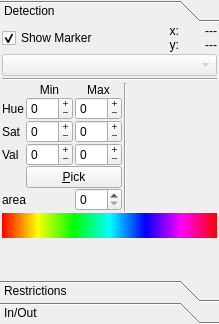
Above: ui/tab_featuresUi.ui from wonkoderverstaendige/Spotter before the change. Below: the same form after it.
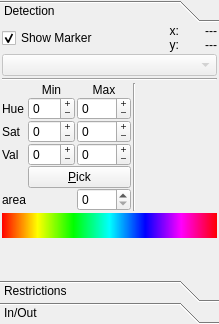
That is the form after the change.

```diff
--- a/ui/tab_featuresUi.ui
+++ b/ui/tab_featuresUi.ui
@@ -102,7 +102,7 @@
            <property name="verticalSpacing">
             <number>0</number>
            </property>
-           <item row="3" column="4">
+           <item row="3" column="5">
             <spacer name="horizontalSpacer_2">
              <property name="orientation">
               <enum>Qt::Horizontal</enum>
@@ -115,7 +115,7 @@
              </property>
             </spacer>
            </item>
-           <item row="2" column="2">
+           <item row="2" column="3">
             <widget class="QSpinBox" name="spin_sat_max">
              <property name="wrapping">
               <bool>true</bool>
@@ -134,7 +134,7 @@
              </property>
             </widget>
            </item>
-           <item row="3" column="2">
+           <item row="3" column="3">
             <widget class="QSpinBox" name="spin_val_max">
              <property name="wrapping">
               <bool>true</bool>
@@ -167,7 +167,7 @@
              </property>
             </widget>
            </item>
-           <item row="1" column="2">
+           <item row="1" column="3">
             <widget class="QSpinBox" name="spin_hue_max">
              <property name="wrapping">
               <bool>true</bool>
@@ -193,7 +193,7 @@
              </property>
             </widget>
            </item>
-           <item row="1" column="1">
+           <item row="1" column="2">
             <widget class="QSpinBox" name="spin_hue_min">
              <property name="wrapping">
               <bool>true</bool>
@@ -212,7 +212,7 @@
              </property>
             </widget>
            </item>
-           <item row="2" column="1">
+           <item row="2" column="2">
             <widget class="QSpinBox" name="spin_sat_min">
              <property name="wrapping">
               <bool>true</bool>
@@ -231,7 +231,7 @@
              </property>
             </widget>
            </item>
-           <item row="0" column="1">
+           <item row="0" column="2">
             <widget class="QLabel" name="lbl_min">
              <property name="layoutDirection">
               <enum>Qt::LeftToRight</enum>
@@ -244,7 +244,7 @@
              </property>
             </widget>
            </item>
-           <item row="0" column="2">
+           <item row="0" column="3">
             <widget class="QLabel" name="lbl_max">
              <property name="layoutDirection">
               <enum>Qt::LeftToRight</enum>
@@ -257,7 +257,7 @@
              </property>
             </widget>
            </item>
-           <item row="3" column="1">
+           <item row="3" column="2">
             <widget class="QSpinBox" name="spin_val_min">
              <property name="wrapping">
               <bool>true</bool>
@@ -276,17 +276,21 @@
              </property>
             </widget>
            </item>
-           <item row="0" column="3" rowspan="7">
+           <item row="0" column="4" rowspan="7">
             <widget class="Line" name="line_2">
              <property name="orientation">
               <enum>Qt::Vertical</enum>
              </property>
             </widget>
            </item>
-           <item row="5" column="2">
-            <widget class="QSpinBox" name="spin_area_min"/>
+           <item row="5" column="3">
+            <widget class="QSpinBox" name="spin_area_min">
+             <property name="maximum">
+              <number>9999</number>
+             </property>
+            </widget>
            </item>
-           <item row="4" column="1" colspan="2">
+           <item row="4" column="2" colspan="2">
             <widget class="QPushButton" name="btn_pick_color">
              <property name="sizePolicy">
               <sizepolicy hsizetype="Ignored" vsizetype="Fixed">
@@ -311,7 +315,7 @@
              </property>
             </widget>
            </item>
-           <item row="5" column="0" colspan="2">
+           <item row="5" column="0">
             <widget class="QLabel" name="lbl_min_area">
              <property name="text">
               <string>area</string>
```
Left out of the diff: 8 changed lines with no effect on the pictures.
